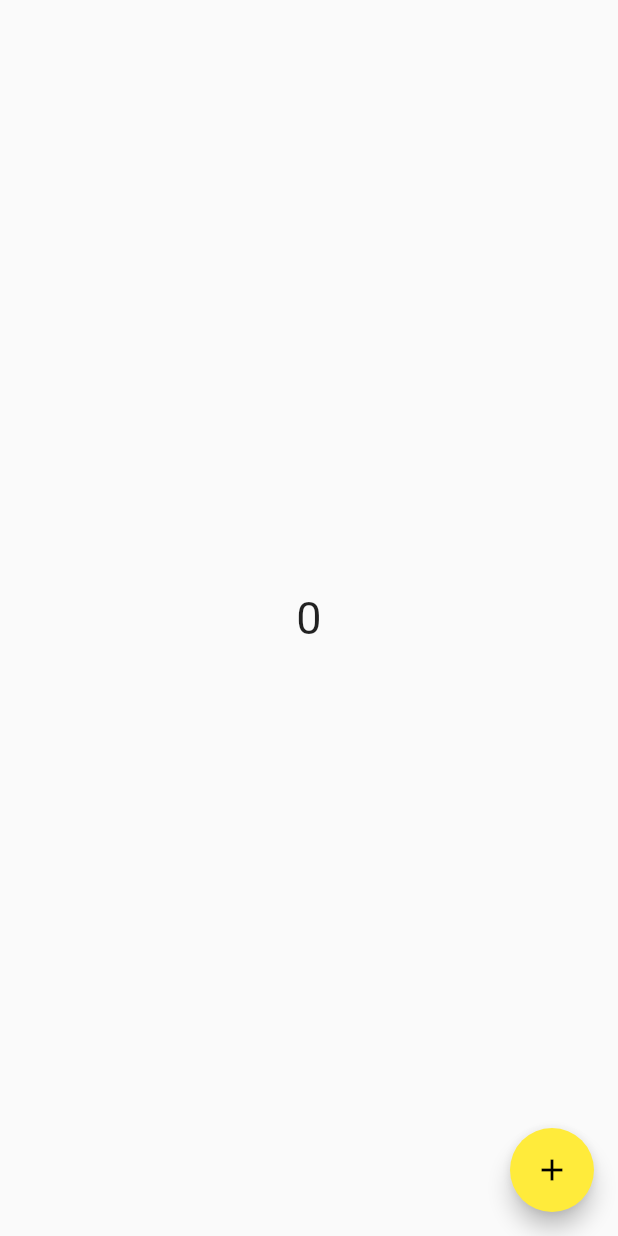
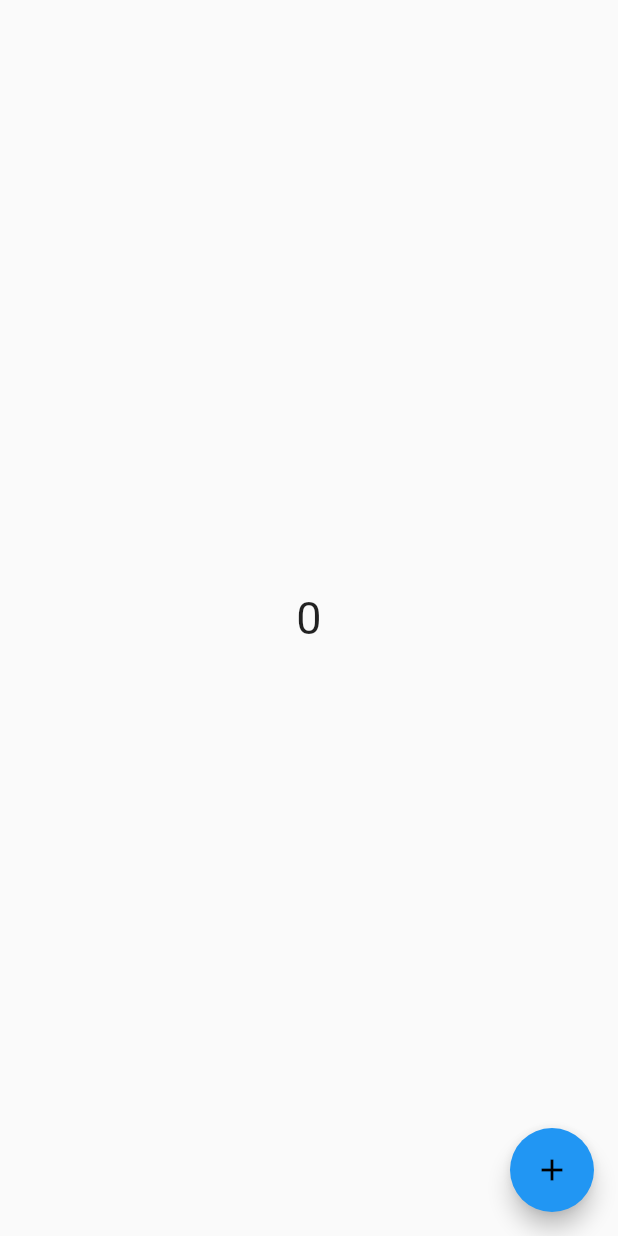
Before and after one commit to BadonDuke/chat_app, a Flutter app: the screen it shows after launch, on a phone screen of 412 x 824 dp. Run offline on Flutter 3.47's test engine with Material 2 defaults, Android fonts, the light colour scheme and no system bars.

Commit message:
widget variables vs state variables

```diff
--- a/lib/main.dart
+++ b/lib/main.dart
@@ -14,7 +14,7 @@ class Chatapp extends StatelessWidget {
     return MaterialApp(
       title: "Chat App",
       theme: ThemeData(primarySwatch: Colors.yellow),
-      home: const CounterStateful(),
+      home: CounterStateful(buttonColor: Colors.blue  ),
       );
   }
 }
--- a/lib/widgets/counter_stateful_demo.dart
+++ b/lib/widgets/counter_stateful_demo.dart
@@ -1,7 +1,8 @@
 import 'package:flutter/material.dart';
 
 class CounterStateful extends StatefulWidget {
-  const CounterStateful({super.key});
+  Color buttonColor;
+  CounterStateful({super.key, required this.buttonColor});
 
   @override
   State<CounterStateful> createState() {
@@ -12,6 +13,7 @@ class CounterStateful extends StatefulWidget {
 
 class _CounterStatefulState extends State<CounterStateful> {
   int counter = 0;
+
 
   void increment(){
     setState(() {
@@ -24,6 +26,7 @@ class _CounterStatefulState extends State<CounterStateful> {
   Widget build(BuildContext context) {
     return Scaffold(
       floatingActionButton: FloatingActionButton(
+        backgroundColor: widget.buttonColor,
         child: Icon(Icons.add),
         onPressed: (){
           increment();
```
